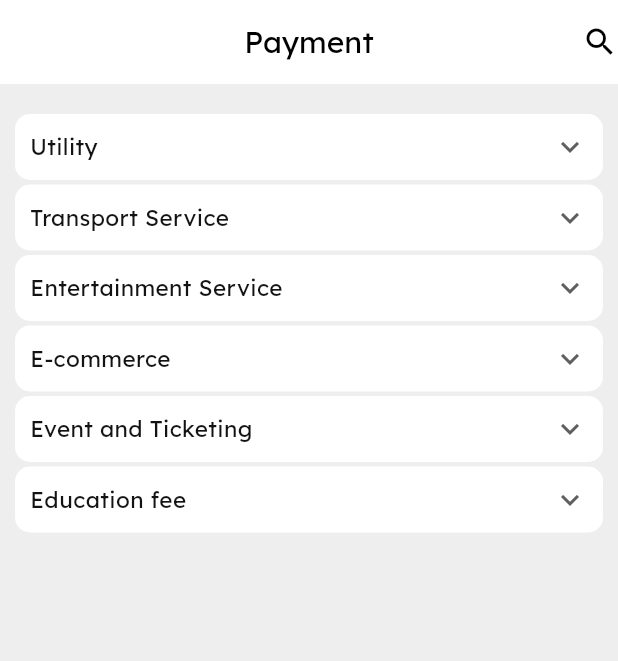
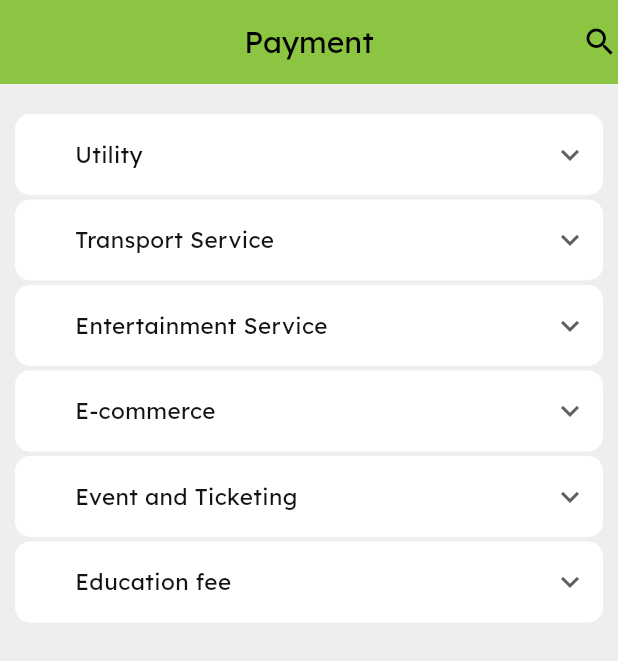
Before and after one commit to atikoo67/Telebirr, a Flutter app: the PaymentPage screen opened directly, on a phone screen of 412 x 824 dp. Shown: the top 661 px of the screen. Run offline on Flutter 3.47's test engine with Material 3 defaults, Android fonts, the phone set to English and light mode, and no system bars; drawn by our look-alikes of accordion; our stand-ins replace flutter_carousel_widget, persistent_bottom_nav_bar.

Commit message:
add a color for appbar and add a color changed based on interaction for header text

```diff
--- a/lib/presentation/screens/payment_page.dart
+++ b/lib/presentation/screens/payment_page.dart
@@ -25,6 +25,7 @@ class _PaymentPageState extends State<PaymentPage> {
     return Scaffold(
       backgroundColor: theme.colorScheme.shadow,
       appBar: AppBar(
+        backgroundColor: theme.colorScheme.primary,
         title: Text('Payment'),
         centerTitle: true,
         automaticallyImplyLeading: false,
@@ -51,11 +52,18 @@ class _PaymentPageState extends State<PaymentPage> {
                                 ? theme.colorScheme.secondary
                                 : theme.colorScheme.tertiary,
                           ),
-                          headerPadding: EdgeInsets.all(10),
+                          headerPadding: EdgeInsets.only(
+                            left: 40,
+                            top: 15,
+                            bottom: 15,
+                            right: 10,
+                          ),
                           isOpen: expandedIndex == i,
                           header: Text(
                             categories[i],
-                            style: theme.textTheme.labelMedium,
+                            style: expandedIndex == i
+                                ? theme.textTheme.displayMedium
+                                : theme.textTheme.labelMedium,
                           ),
                           content: Padding(
                             padding: const EdgeInsets.all(8.0),
```
